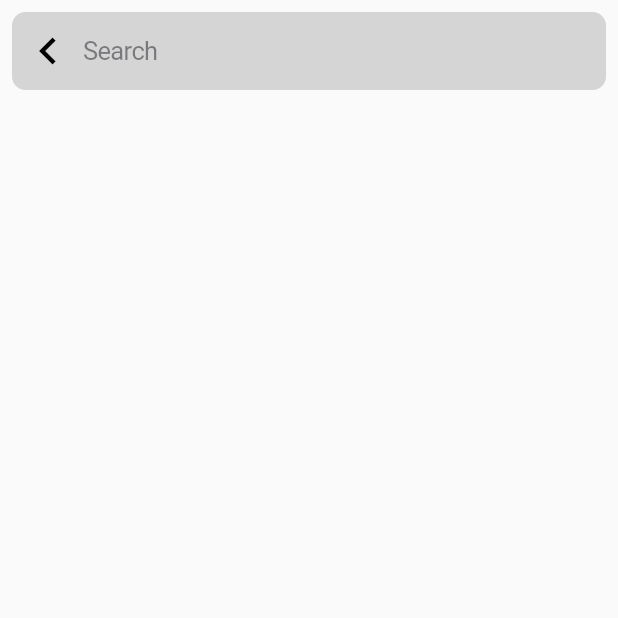
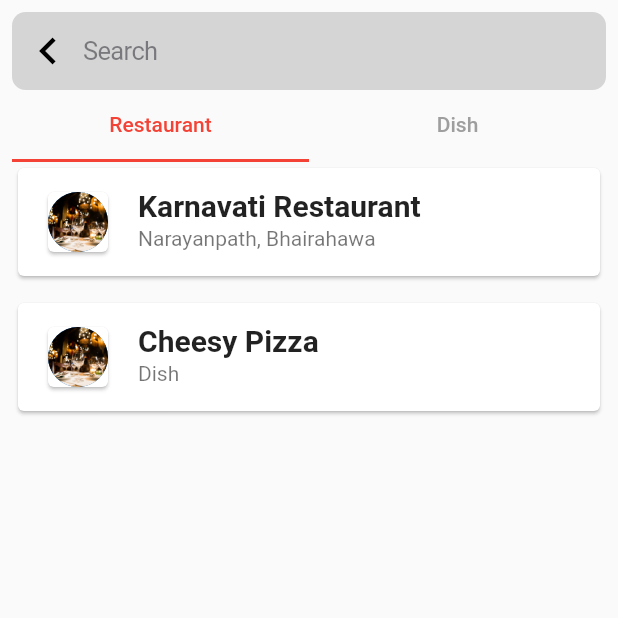
Before and after one commit to siva5271/task_1, a Flutter app: the screen it shows after launch, on a phone screen of 412 x 824 dp, the top half of it. Run offline on Flutter 3.47's test engine with Material 2 defaults, Android fonts, the phone set to English and light mode, and no system bars; our stand-ins replace get.

Commit message:
Screen 1 complete

```diff
--- /dev/null
+++ b/lib/db/restaurant_data_model.dart
@@ -0,0 +1,6 @@
+class RestaurantDataModel {
+  final String name;
+  final String location;
+
+  RestaurantDataModel({required this.name, required this.location});
+}
--- /dev/null
+++ b/lib/dishes_list.dart
@@ -0,0 +1,14 @@
+import 'package:flutter/material.dart';
+import 'package:flutter/src/widgets/framework.dart';
+import 'package:flutter/src/widgets/placeholder.dart';
+
+class DishesList extends StatelessWidget {
+  const DishesList({super.key});
+
+  @override
+  Widget build(BuildContext context) {
+    return const Center(
+      child: Text('Dishes List'),
+    );
+  }
+}
--- a/lib/home_screen.dart
+++ b/lib/home_screen.dart
@@ -2,6 +2,8 @@ import 'package:flutter/cupertino.dart';
 import 'package:flutter/material.dart';
 import 'package:flutter/src/widgets/framework.dart';
 import 'package:flutter/src/widgets/placeholder.dart';
+import 'package:task_1/dishes_list.dart';
+import 'package:task_1/restaurant_list.dart';
 
 class HomeScreen extends StatefulWidget {
   const HomeScreen({super.key});
@@ -24,11 +26,11 @@ class _HomeScreenState extends State<HomeScreen>
   Widget build(BuildContext context) {
     return Scaffold(
       body: SafeArea(
-        child: Column(
-          children: [
-            Padding(
-              padding: const EdgeInsets.all(8.0),
-              child: CupertinoSearchTextField(
+        child: Padding(
+          padding: const EdgeInsets.all(8.0),
+          child: Column(
+            children: [
+              CupertinoSearchTextField(
                 backgroundColor: Colors.grey.withOpacity(0.4),
                 prefixIcon: const Icon(
                   Icons.keyboard_arrow_left_outlined,
@@ -41,8 +43,25 @@ class _HomeScreenState extends State<HomeScreen>
                 ),
                 style: const TextStyle(color: Colors.black),
               ),
-            ),
-          ],
+              TabBar(
+                  indicatorColor: Colors.red,
+                  controller: _tabController,
+                  labelColor: Colors.red,
+                  unselectedLabelColor: Colors.grey,
+                  tabs: const [
+                    Tab(
+                      text: 'Restaurant',
+                    ),
+                    Tab(
+                      text: 'Dish',
+                    )
+                  ]),
+              Expanded(
+                  child: TabBarView(
+                      controller: _tabController,
+                      children: [RestaurantList(), const DishesList()]))
+            ],
+          ),
         ),
       ),
     );
--- /dev/null
+++ b/lib/restaurant_list.dart
@@ -0,0 +1,35 @@
+import 'package:flutter/material.dart';
+import 'package:flutter/src/widgets/framework.dart';
+import 'package:flutter/src/widgets/placeholder.dart';
+import 'package:task_1/db/restaurant_data_model.dart';
+
+class RestaurantList extends StatelessWidget {
+  RestaurantList({super.key});
+  List<RestaurantDataModel> resturantList = [
+    RestaurantDataModel(
+        name: 'Karnavati Restaurant', location: 'Narayanpath, Bhairahawa'),
+    RestaurantDataModel(name: 'Cheesy Pizza', location: 'Dish')
+  ];
+  @override
+  Widget build(BuildContext context) {
+    return ListView.separated(
+        itemBuilder: (contetx, index) => Card(
+              color: Colors.white,
+              child: ListTile(
+                shape: RoundedRectangleBorder(
+                    borderRadius: BorderRadius.circular(50)),
+                leading: const Card(
+                    child: CircleAvatar(
+                        backgroundImage: AssetImage('assets/image.webp'))),
+                title: Text(
+                  resturantList[index].name,
+                  style: const TextStyle(
+                      fontSize: 20, fontWeight: FontWeight.bold),
+                ),
+                subtitle: Text(resturantList[index].location),
+              ),
+            ),
+        separatorBuilder: (context, index) => const SizedBox(height: 10),
+        itemCount: 2);
+  }
+}
--- a/pubspec.yaml
+++ b/pubspec.yaml
@@ -53,6 +53,8 @@ flutter:
   # included with your application, so that you can use the icons in
   # the material Icons class.
   uses-material-design: true
+  assets:
+    - assets/
   # To add assets to your application, add an assets section, like this:
   # assets:
   #   - images/a_dot_burr.jpeg
```
Also changed, not shown: assets/image.webp (added).
